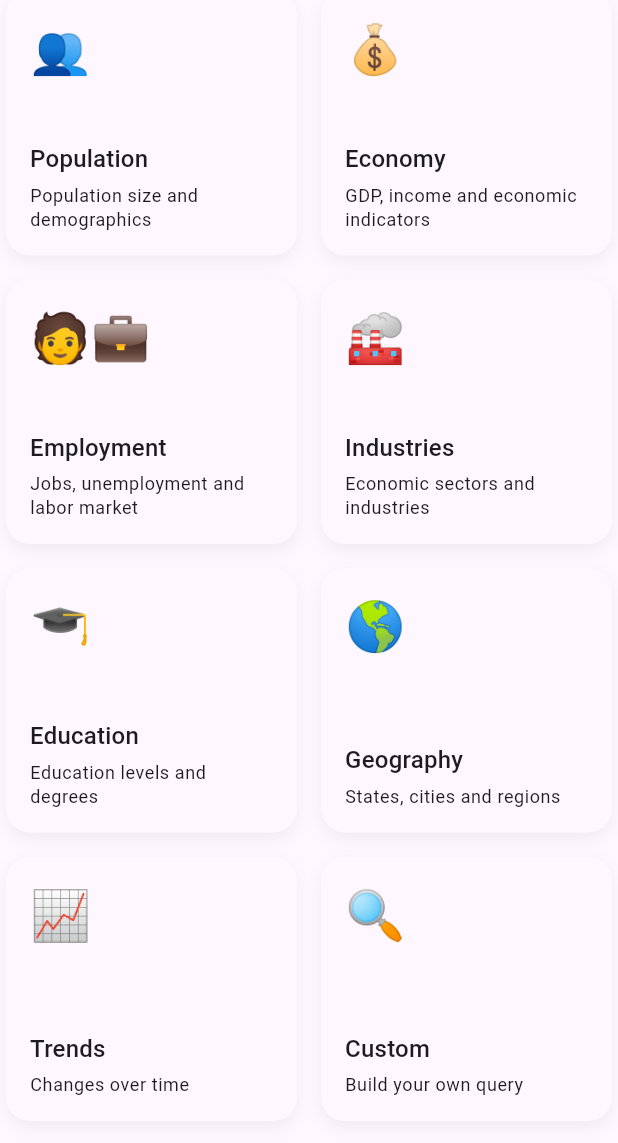
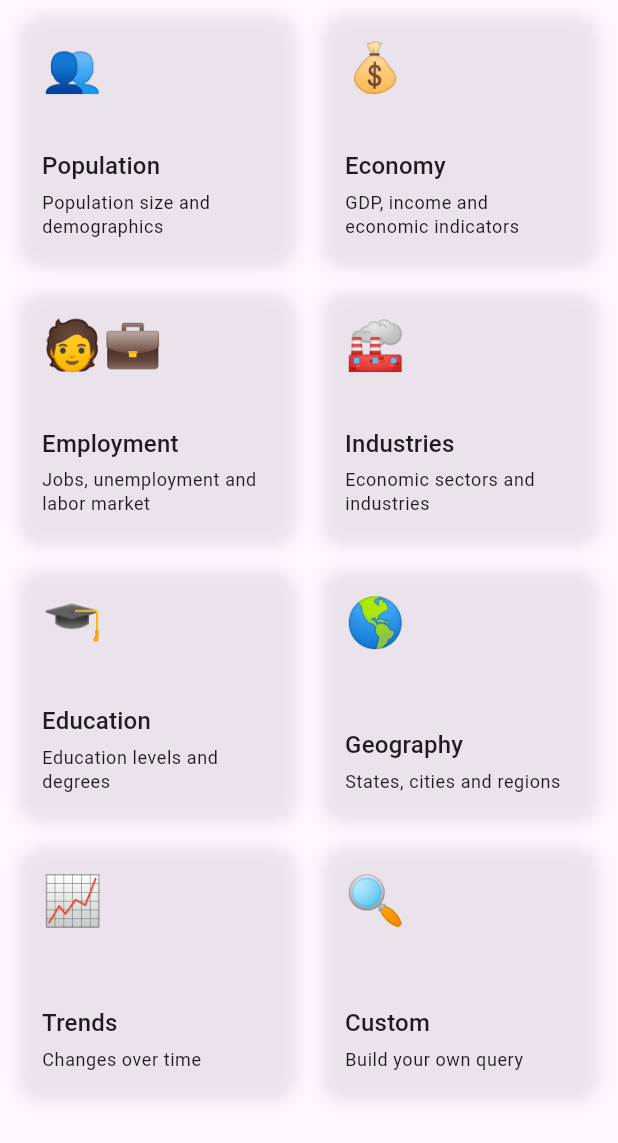
Before and after one commit to Anton-Skidan/USAObserverApp, a Flutter app: the MainScreen screen opened directly, on a phone screen of 412 x 824 dp, the part 93-1236 px from its top. Run offline on Flutter 3.47's test engine with Material 3 defaults, Android fonts, the phone set to English and light mode, and no system bars; our stand-ins replace flutter_riverpod, lottie.

Commit message:
code clean

```diff
--- a/usa_observer_app/lib/main/app.dart
+++ b/usa_observer_app/lib/core/app.dart
@@ -1,5 +1,5 @@
 import 'package:flutter/material.dart';
-import 'package:usa_observer_app/main/app_routes.dart';
+import 'package:usa_observer_app/core/app_routes.dart';
 import 'package:usa_observer_app/theme/app_theme.dart';
 
 class UsaObserverApp extends StatelessWidget {
--- a/usa_observer_app/lib/features/main_screen/main_screen.dart
+++ b/usa_observer_app/lib/features/main_screen/main_screen.dart
@@ -1,8 +1,14 @@
 import 'package:flutter/material.dart';
 import 'package:usa_observer_app/features/main_screen/models/models.dart';
 import 'package:usa_observer_app/features/main_screen/views/category_card.dart';
+import 'package:usa_observer_app/core/app_routes.dart';
 
 class MainScreen extends StatelessWidget {
+  static const double _tabletBreakpoint = 600;
+  static const double _gridSpacing = 16;
+  static const double _childAspectRatio = 1.1;
+  static const EdgeInsets _padding = EdgeInsets.all(12);
+
   const MainScreen({super.key});
 
   @override
@@ -11,19 +17,21 @@ class MainScreen extends StatelessWidget {
 
     return Scaffold(
       appBar: AppBar(title: const Text('USA Observer'), centerTitle: true),
-      body: Padding(
-        padding: const EdgeInsets.symmetric(horizontal: 4),
+      body: SafeArea(
+        child: Padding(
+          padding: _padding,
           child: LayoutBuilder(
             builder: (context, constraints) {
-            final isTablet = constraints.maxWidth >= 600;
+              final isTablet = constraints.maxWidth >= _tabletBreakpoint;
+              final crossAxisCount = isTablet ? 3 : 2;
 
               return GridView.builder(
                 itemCount: categories.length,
                 gridDelegate: SliverGridDelegateWithFixedCrossAxisCount(
-                crossAxisCount: isTablet ? 3 : 2,
-                crossAxisSpacing: 16,
-                mainAxisSpacing: 16,
-                childAspectRatio: 1.1,
+                  crossAxisCount: crossAxisCount,
+                  crossAxisSpacing: _gridSpacing,
+                  mainAxisSpacing: _gridSpacing,
+                  childAspectRatio: _childAspectRatio,
                 ),
                 itemBuilder: (context, index) {
                   final category = categories[index];
@@ -37,10 +45,11 @@ class MainScreen extends StatelessWidget {
             },
           ),
         ),
+      ),
     );
   }
 
   void _onCategoryTap(BuildContext context, CategoryType type) {
-    Navigator.of(context).pushNamed('/category', arguments: type);
+    Navigator.of(context).pushNamed(AppRoutes.category, arguments: type);
   }
 }
--- a/usa_observer_app/lib/features/main_screen/views/category_card.dart
+++ b/usa_observer_app/lib/features/main_screen/views/category_card.dart
@@ -2,6 +2,10 @@ import 'package:flutter/material.dart';
 import 'package:usa_observer_app/features/main_screen/models/models.dart';
 
 class CategoryCard extends StatelessWidget {
+  static const BorderRadius _borderRadius = BorderRadius.all(
+    Radius.circular(16),
+  );
+
   final Category category;
   final VoidCallback onTap;
 
@@ -11,17 +15,22 @@ class CategoryCard extends StatelessWidget {
   Widget build(BuildContext context) {
     final theme = Theme.of(context);
 
-    return InkWell(
-      borderRadius: BorderRadius.circular(16),
+    return Semantics(
+      button: true,
+      label: category.title,
+      child: Material(
+        color: theme.colorScheme.surface,
+        borderRadius: _borderRadius,
+        child: InkWell(
+          borderRadius: _borderRadius,
           onTap: onTap,
           child: Container(
             padding: const EdgeInsets.all(16),
             decoration: BoxDecoration(
-          borderRadius: BorderRadius.circular(16),
-          color: theme.colorScheme.surface,
+              borderRadius: _borderRadius,
               boxShadow: [
                 BoxShadow(
-              color: Colors.black.withOpacity(0.05),
+                  color: theme.shadowColor.withValues(alpha: 0.08),
                   blurRadius: 8,
                   offset: const Offset(0, 4),
                 ),
@@ -38,6 +47,8 @@ class CategoryCard extends StatelessWidget {
               ],
             ),
           ),
+        ),
+      ),
     );
   }
 }
--- /dev/null
+++ b/usa_observer_app/lib/features/population_screen/state_notifier/notifier.dart
@@ -0,0 +1,3 @@
+export 'population_notifier.dart';
+export 'population_provider.dart';
+export 'population_state.dart';
--- a/usa_observer_app/lib/features/population_screen/population_provider.dart
+++ b/usa_observer_app/lib/features/population_screen/state_notifier/population_provider.dart
@@ -1,7 +1,7 @@
 import 'package:flutter_riverpod/legacy.dart';
 import 'package:http/http.dart' as http;
-import 'package:usa_observer_app/features/population_screen/population_notifier.dart';
-import 'package:usa_observer_app/features/population_screen/population_state.dart';
+import 'package:usa_observer_app/features/population_screen/state_notifier/population_notifier.dart';
+import 'package:usa_observer_app/features/population_screen/state_notifier/population_state.dart';
 import 'package:usa_observer_app/network/population/population_network.dart';
 
 final populationProvider =
--- /dev/null
+++ b/usa_observer_app/lib/features/population_screen/views/views.dart
@@ -0,0 +1,3 @@
+export 'population_card.dart';
+export 'population_list.dart';
+export 'population_title.dart';
--- a/usa_observer_app/lib/network/population/population_repository.dart
+++ b/usa_observer_app/lib/network/population/population_repository.dart
@@ -9,7 +9,11 @@ class PopulationRepository {
   Future<List<PopulationModel>> getPopulation() async {
     final json = await _api.fetchPopulationRaw();
 
-    final data = json['data'] as List<dynamic>;
+    final data = json['data'];
+    if (data is! List) {
+      throw Exception('Invalid population data format');
+    }
+
     return PopulationMapper.fromApi(data);
   }
 }
```
Also changed, not shown: usa_observer_app/lib/core/app_routes.dart (renamed from usa_observer_app/lib/main/app_routes.dart, +15 -5 lines), usa_observer_app/lib/core/main.dart (added, +7 -0 lines), usa_observer_app/lib/features/population_screen/population_screen.dart (+9 -13 lines), usa_observer_app/lib/features/population_screen/state_notifier/population_notifier.dart (renamed from usa_observer_app/lib/features/population_screen/population_notifier.dart, +5 -3 lines), usa_observer_app/lib/features/population_screen/views/population_card.dart (+17 -11 lines), usa_observer_app/lib/features/population_screen/views/population_list.dart (+17 -11 lines), usa_observer_app/lib/features/population_screen/views/population_title.dart (+42 -24 lines), usa_observer_app/lib/features/splash_screen/splash_screen.dart (+20 -13 lines), usa_observer_app/lib/main/main.dart (deleted, +0 -11 lines), usa_observer_app/lib/network/population/models/population_mapper.dart (+4 -9 lines), usa_observer_app/lib/network/population/models/population_model.dart (+8 -8 lines), usa_observer_app/lib/network/population/population_api.dart (+3 -8 lines), usa_observer_app/lib/features/population_screen/state_notifier/population_state.dart (renamed from usa_observer_app/lib/features/population_screen/population_state.dart). Lines whose indentation alone changed are shown as unchanged.
